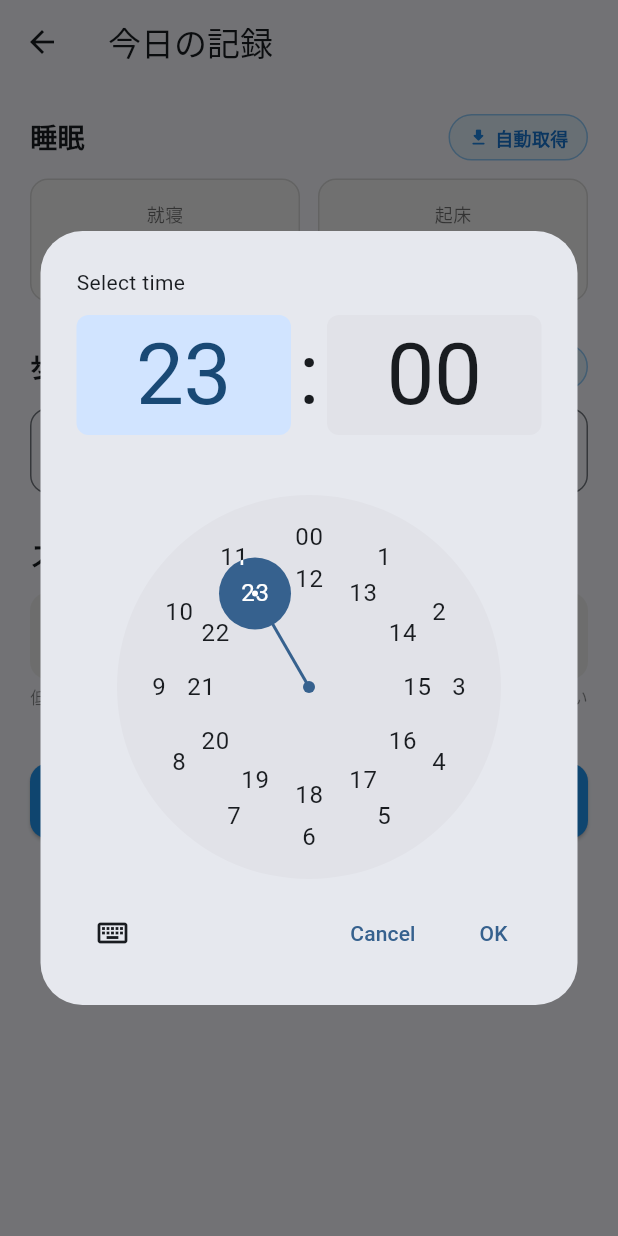
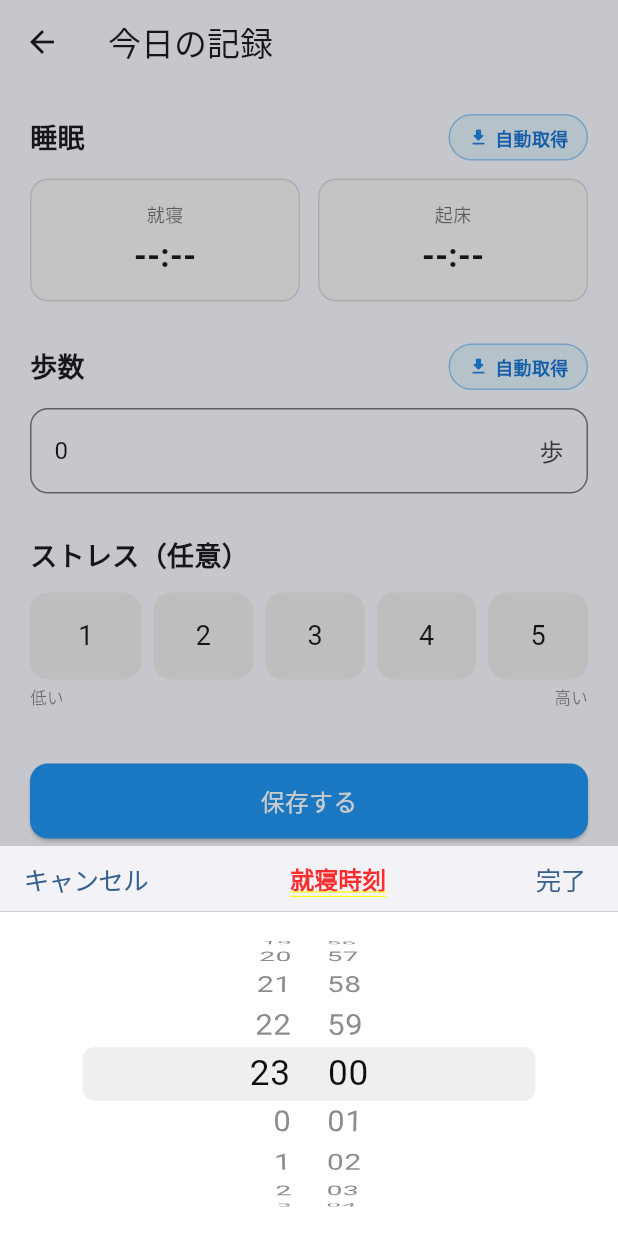
Before and after one commit to nuwaaaa/health-predictor, a Flutter app: the DailyInputPage screen opened directly with empty values, after a tap on "就寝", on a phone screen of 412 x 824 dp. Run offline on Flutter 3.47's test engine with Material 3 defaults, Android fonts, the phone set to English and light mode, and no system bars; our stand-ins replace cloud_firestore, firebase_auth, firebase_core, fl_chart, shared_preferences; missing offline and left inert: health; accounts and stored records are empty.

Commit message:
feat: 時間入力をiPhone風スクロールピッカーに変更 & 未記入日の編集を可能に
- showTimePicker(アナログ時計)をCupertinoDatePicker(デジタルスクロール)に変更
- 直近3日以内の未記入日をDailyListに自動追加し、タップで編集可能に
- 未入力日はオレンジ枠で視覚的に区別

https://claude.ai/code/session_0143mwMdmz3qenakJWrWSMef

```diff
--- a/lib/pages/daily_input_page.dart
+++ b/lib/pages/daily_input_page.dart
@@ -1,3 +1,4 @@
+import 'package:flutter/cupertino.dart';
 import 'package:flutter/material.dart';
 import '../models/daily_log.dart';
 import '../services/firestore_service.dart';
@@ -101,27 +102,73 @@ class _DailyInputPageState extends State<DailyInputPage> {
         ? (_bedTime ?? const TimeOfDay(hour: 23, minute: 0))
         : (_wakeTime ?? const TimeOfDay(hour: 7, minute: 0));
 
-    final picked = await showTimePicker(
+    TimeOfDay temp = initial;
+
+    await showCupertinoModalPopup<void>(
       context: context,
-      initialTime: initial,
-      builder: (context, child) {
-        return MediaQuery(
-          data: MediaQuery.of(context).copyWith(alwaysUse24HourFormat: true),
-          child: child!,
+      builder: (context) {
+        return Container(
+          height: 260,
+          color: CupertinoColors.systemBackground.resolveFrom(context),
+          child: Column(
+            children: [
+              // ヘッダー（キャンセル・完了）
+              Container(
+                height: 44,
+                padding: const EdgeInsets.symmetric(horizontal: 16),
+                decoration: BoxDecoration(
+                  color: CupertinoColors.systemGroupedBackground
+                      .resolveFrom(context),
+                  border: const Border(
+                    bottom: BorderSide(color: Color(0xFFBCBBC1), width: 0.5),
+                  ),
+                ),
+                child: Row(
+                  mainAxisAlignment: MainAxisAlignment.spaceBetween,
+                  children: [
+                    CupertinoButton(
+                      padding: EdgeInsets.zero,
+                      child: const Text('キャンセル'),
+                      onPressed: () => Navigator.pop(context),
+                    ),
+                    Text(isBed ? '就寝時刻' : '起床時刻',
+                        style: const TextStyle(
+                            fontSize: 16, fontWeight: FontWeight.w600)),
+                    CupertinoButton(
+                      padding: EdgeInsets.zero,
+                      child: const Text('完了'),
+                      onPressed: () {
+                        setState(() {
+                          _sleepFromAuto = false;
+                          if (isBed) {
+                            _bedTime = temp;
+                          } else {
+                            _wakeTime = temp;
+                          }
+                        });
+                        Navigator.pop(context);
+                      },
+                    ),
+                  ],
+                ),
+              ),
+              // ピッカー本体
+              Expanded(
+                child: CupertinoDatePicker(
+                  mode: CupertinoDatePickerMode.time,
+                  use24hFormat: true,
+                  initialDateTime: DateTime(
+                      2000, 1, 1, initial.hour, initial.minute),
+                  onDateTimeChanged: (dt) {
+                    temp = TimeOfDay(hour: dt.hour, minute: dt.minute);
+                  },
+                ),
+              ),
+            ],
+          ),
         );
       },
     );
-
-    if (picked != null) {
-      setState(() {
-        _sleepFromAuto = false;
-        if (isBed) {
-          _bedTime = picked;
-        } else {
-          _wakeTime = picked;
-        }
-      });
-    }
   }
 
   /// HealthKit / Health Connect から歩数を自動取得
```
Also changed, not shown: lib/widgets/daily_list.dart (+42 -5 lines).
